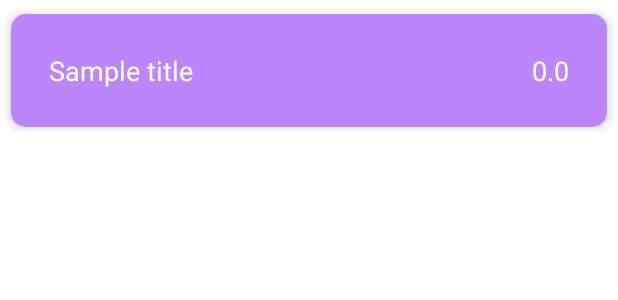
After one commit to vsened/ShoppingList, an Android app: the layout shop_item_enabled.xml on its own in the app's theme, with its tools: preview values and no code run, on a phone screen of 412 x 824 dp. The commit adds this screen. Shown: the top 300 px of the screen. Run offline under Robolectric (Android 15) with nearby library versions, the phone set to English and light mode, and no system bars.

Commit message:
Creating layouts for shop items (for disabled and enabled elements). Redaction main_activity.xml

```diff
--- /dev/null
+++ b/app/src/main/res/layout/shop_item_enabled.xml
@@ -0,0 +1,38 @@
+<?xml version="1.0" encoding="utf-8"?>
+<androidx.cardview.widget.CardView xmlns:android="http://schemas.android.com/apk/res/android"
+    android:layout_width="match_parent"
+    android:layout_height="wrap_content"
+    xmlns:app="http://schemas.android.com/apk/res-auto"
+    xmlns:tools="http://schemas.android.com/tools"
+    app:cardUseCompatPadding="true"
+    app:cardCornerRadius="10dp"
+    app:cardElevation="4dp">
+    <LinearLayout
+        android:layout_width="match_parent"
+        android:layout_height="wrap_content"
+        android:padding="15dp"
+        android:background="@color/purple_200"
+        >
+
+        <TextView
+            android:id="@+id/textViewItemName"
+            android:layout_width="0dp"
+            android:layout_height="match_parent"
+            android:layout_margin="10dp"
+            android:layout_weight="1"
+            android:fontFamily="sans-serif"
+            android:textColor="@color/white"
+            android:textSize="18sp"
+            tools:text="@string/sample_item_name" />
+        <TextView
+            android:id="@+id/textViewItemCount"
+            android:layout_width="wrap_content"
+            android:layout_height="match_parent"
+            tools:text="@string/sample_item_count"
+            android:textSize="18sp"
+            android:textColor="@color/white"
+            android:layout_margin="10dp"/>
+    </LinearLayout>
+
+
+</androidx.cardview.widget.CardView>
--- a/app/src/main/res/values/strings.xml
+++ b/app/src/main/res/values/strings.xml
@@ -1,3 +1,6 @@
 <resources>
     <string name="app_name">ShopingList</string>
+    <string name="sample_item_name">Sample title</string>
+    <string name="sample_item_count">0.0</string>
+    <string name="floating_button_description">Add new item to your shop list</string>
 </resources>
```
Also changed, not shown: app/src/main/res/layout/activity_main.xml (+16 -4 lines), app/src/main/res/layout/shop_item_disabled.xml (added, +37 -0 lines).
